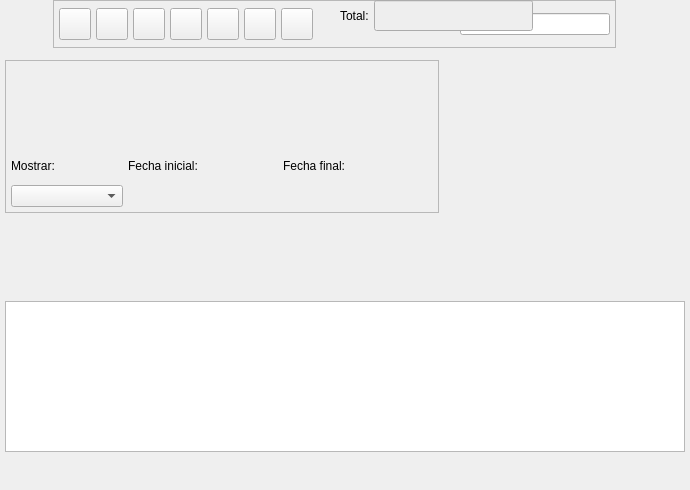
This is bulmages/bulmafact/src/presupuestoslistbase.ui in eboladev/Bulmages-1 as Qt 5 draws it before an edit. The edited form follows.
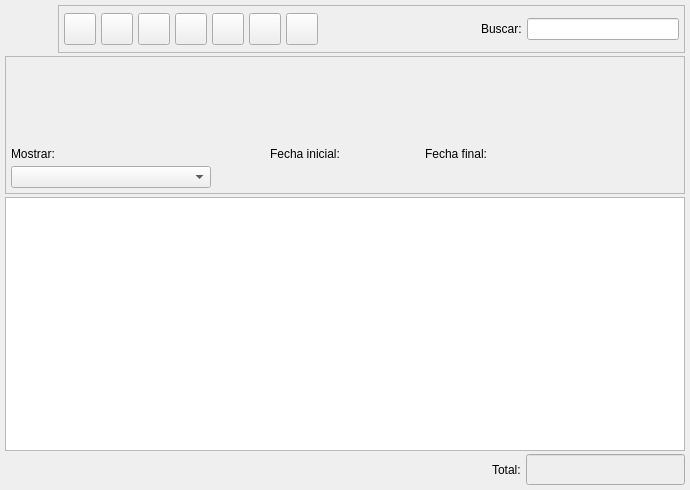
This is the edited form. Icons and pictures are not drawn. Custom widgets are drawn as their Qt base class.

```diff
--- a/bulmages/bulmafact/src/presupuestoslistbase.ui
+++ b/bulmages/bulmafact/src/presupuestoslistbase.ui
@@ -19,28 +19,7 @@
   <property name="windowIcon" >
    <iconset resource="../../bulmages.qrc" >:/Bulmafact48x48/images/png/48x48/i_bulmages_ventas_presupuestos_listado.48x48.png</iconset>
   </property>
-  <widget class="QFrame" name="m_busqueda" >
-   <property name="geometry" >
-    <rect>
-     <x>5</x>
-     <y>60</y>
-     <width>434</width>
-     <height>153</height>
-    </rect>
-   </property>
-   <property name="sizePolicy" >
-    <sizepolicy vsizetype="Preferred" hsizetype="Expanding" >
-     <horstretch>0</horstretch>
-     <verstretch>0</verstretch>
-    </sizepolicy>
-   </property>
-   <property name="frameShape" >
-    <enum>QFrame::StyledPanel</enum>
-   </property>
-   <property name="frameShadow" >
-    <enum>QFrame::Raised</enum>
-   </property>
-   <layout class="QGridLayout" >
+  <layout class="QVBoxLayout" >
     <property name="leftMargin" >
      <number>5</number>
     </property>
@@ -53,180 +32,7 @@
     <property name="bottomMargin" >
      <number>5</number>
     </property>
-    <property name="horizontalSpacing" >
-     <number>5</number>
-    </property>
-    <property name="verticalSpacing" >
-     <number>5</number>
-    </property>
-    <item row="0" column="0" colspan="2" >
-     <widget class="BusquedaArticulo" native="1" name="m_articulo" >
-      <property name="sizePolicy" >
-       <sizepolicy vsizetype="Preferred" hsizetype="Preferred" >
-        <horstretch>0</horstretch>
-        <verstretch>0</verstretch>
-       </sizepolicy>
-      </property>
-      <property name="minimumSize" >
-       <size>
-        <width>0</width>
-        <height>80</height>
-       </size>
-      </property>
-      <property name="maximumSize" >
-       <size>
-        <width>16777215</width>
-        <height>16777215</height>
-       </size>
-      </property>
-     </widget>
-    </item>
-    <item row="0" column="2" colspan="2" >
-     <widget class="BusquedaCliente" native="1" name="m_cliente" >
-      <property name="sizePolicy" >
-       <sizepolicy vsizetype="Preferred" hsizetype="Preferred" >
-        <horstretch>0</horstretch>
-        <verstretch>0</verstretch>
-       </sizepolicy>
-      </property>
-      <property name="minimumSize" >
-       <size>
-        <width>0</width>
-        <height>80</height>
-       </size>
-      </property>
-      <property name="maximumSize" >
-       <size>
-        <width>16777215</width>
-        <height>16777215</height>
-       </size>
-      </property>
-     </widget>
-    </item>
-    <item row="1" column="0" >
-     <widget class="QLabel" name="label_2" >
-      <property name="sizePolicy" >
-       <sizepolicy vsizetype="Preferred" hsizetype="MinimumExpanding" >
-        <horstretch>0</horstretch>
-        <verstretch>0</verstretch>
-       </sizepolicy>
-      </property>
-      <property name="text" >
-       <string>Mostrar:</string>
-      </property>
-      <property name="alignment" >
-       <set>Qt::AlignLeading|Qt::AlignLeft|Qt::AlignVCenter</set>
-      </property>
-      <property name="buddy" >
-       <cstring>mui_procesada</cstring>
-      </property>
-     </widget>
-    </item>
-    <item row="1" column="1" colspan="2" >
-     <widget class="QLabel" name="textLabel1_4" >
-      <property name="sizePolicy" >
-       <sizepolicy vsizetype="Preferred" hsizetype="MinimumExpanding" >
-        <horstretch>0</horstretch>
-        <verstretch>0</verstretch>
-       </sizepolicy>
-      </property>
-      <property name="text" >
-       <string>Fecha inicial:</string>
-      </property>
-     </widget>
-    </item>
-    <item row="1" column="3" >
-     <widget class="QLabel" name="textLabel1_4_2" >
-      <property name="sizePolicy" >
-       <sizepolicy vsizetype="Preferred" hsizetype="MinimumExpanding" >
-        <horstretch>0</horstretch>
-        <verstretch>0</verstretch>
-       </sizepolicy>
-      </property>
-      <property name="text" >
-       <string>Fecha final:</string>
-      </property>
-     </widget>
-    </item>
-    <item row="2" column="0" >
-     <widget class="QComboBox" name="mui_procesada" >
-      <property name="sizePolicy" >
-       <sizepolicy vsizetype="Fixed" hsizetype="MinimumExpanding" >
-        <horstretch>0</horstretch>
-        <verstretch>0</verstretch>
-       </sizepolicy>
-      </property>
-      <property name="minimumSize" >
-       <size>
-        <width>100</width>
-        <height>0</height>
-       </size>
-      </property>
-      <property name="maximumSize" >
-       <size>
-        <width>200</width>
-        <height>16777215</height>
-       </size>
-      </property>
-      <property name="focusPolicy" >
-       <enum>Qt::StrongFocus</enum>
-      </property>
-      <property name="frame" >
-       <bool>true</bool>
-      </property>
-     </widget>
-    </item>
-    <item row="2" column="1" colspan="2" >
-     <widget class="BusquedaFecha" native="1" name="m_fechain" >
-      <property name="sizePolicy" >
-       <sizepolicy vsizetype="Ignored" hsizetype="Expanding" >
-        <horstretch>0</horstretch>
-        <verstretch>0</verstretch>
-       </sizepolicy>
-      </property>
-      <property name="minimumSize" >
-       <size>
-        <width>150</width>
-        <height>0</height>
-       </size>
-      </property>
-     </widget>
-    </item>
-    <item row="2" column="3" >
-     <widget class="BusquedaFecha" native="1" name="m_fechafin" >
-      <property name="sizePolicy" >
-       <sizepolicy vsizetype="Ignored" hsizetype="Expanding" >
-        <horstretch>0</horstretch>
-        <verstretch>0</verstretch>
-       </sizepolicy>
-      </property>
-      <property name="minimumSize" >
-       <size>
-        <width>150</width>
-        <height>0</height>
-       </size>
-      </property>
-     </widget>
-    </item>
-   </layout>
-  </widget>
-  <widget class="PresupuestoListSubForm" name="mui_list" >
-   <property name="geometry" >
-    <rect>
-     <x>5</x>
-     <y>301</y>
-     <width>680</width>
-     <height>151</height>
-    </rect>
-   </property>
-   <property name="sizePolicy" >
-    <sizepolicy vsizetype="Expanding" hsizetype="Ignored" >
-     <horstretch>0</horstretch>
-     <verstretch>0</verstretch>
-    </sizepolicy>
-   </property>
-  </widget>
-  <widget class="QWidget" name="" >
+   <item>
    <layout class="QHBoxLayout" >
     <property name="spacing" >
      <number>5</number>
@@ -604,8 +410,203 @@
      </widget>
     </item>
    </layout>
-  </widget>
-  <widget class="QWidget" name="" >
+   </item>
+   <item>
+    <widget class="QFrame" name="m_busqueda" >
+     <property name="sizePolicy" >
+      <sizepolicy vsizetype="Preferred" hsizetype="Expanding" >
+       <horstretch>0</horstretch>
+       <verstretch>0</verstretch>
+      </sizepolicy>
+     </property>
+     <property name="frameShape" >
+      <enum>QFrame::StyledPanel</enum>
+     </property>
+     <property name="frameShadow" >
+      <enum>QFrame::Raised</enum>
+     </property>
+     <layout class="QGridLayout" >
+      <property name="leftMargin" >
+       <number>5</number>
+      </property>
+      <property name="topMargin" >
+       <number>5</number>
+      </property>
+      <property name="rightMargin" >
+       <number>5</number>
+      </property>
+      <property name="bottomMargin" >
+       <number>5</number>
+      </property>
+      <property name="horizontalSpacing" >
+       <number>5</number>
+      </property>
+      <property name="verticalSpacing" >
+       <number>5</number>
+      </property>
+      <item row="0" column="0" colspan="2" >
+       <widget class="BusquedaArticulo" native="1" name="m_articulo" >
+        <property name="sizePolicy" >
+         <sizepolicy vsizetype="Preferred" hsizetype="Preferred" >
+          <horstretch>0</horstretch>
+          <verstretch>0</verstretch>
+         </sizepolicy>
+        </property>
+        <property name="minimumSize" >
+         <size>
+          <width>0</width>
+          <height>80</height>
+         </size>
+        </property>
+        <property name="maximumSize" >
+         <size>
+          <width>16777215</width>
+          <height>16777215</height>
+         </size>
+        </property>
+       </widget>
+      </item>
+      <item row="0" column="2" colspan="2" >
+       <widget class="BusquedaCliente" native="1" name="m_cliente" >
+        <property name="sizePolicy" >
+         <sizepolicy vsizetype="Preferred" hsizetype="Preferred" >
+          <horstretch>0</horstretch>
+          <verstretch>0</verstretch>
+         </sizepolicy>
+        </property>
+        <property name="minimumSize" >
+         <size>
+          <width>0</width>
+          <height>80</height>
+         </size>
+        </property>
+        <property name="maximumSize" >
+         <size>
+          <width>16777215</width>
+          <height>16777215</height>
+         </size>
+        </property>
+       </widget>
+      </item>
+      <item row="1" column="0" >
+       <widget class="QLabel" name="label_2" >
+        <property name="sizePolicy" >
+         <sizepolicy vsizetype="Preferred" hsizetype="MinimumExpanding" >
+          <horstretch>0</horstretch>
+          <verstretch>0</verstretch>
+         </sizepolicy>
+        </property>
+        <property name="text" >
+         <string>Mostrar:</string>
+        </property>
+        <property name="alignment" >
+         <set>Qt::AlignLeading|Qt::AlignLeft|Qt::AlignVCenter</set>
+        </property>
+        <property name="buddy" >
+         <cstring>mui_procesada</cstring>
+        </property>
+       </widget>
+      </item>
+      <item row="1" column="1" colspan="2" >
+       <widget class="QLabel" name="textLabel1_4" >
+        <property name="sizePolicy" >
+         <sizepolicy vsizetype="Preferred" hsizetype="MinimumExpanding" >
+          <horstretch>0</horstretch>
+          <verstretch>0</verstretch>
+         </sizepolicy>
+        </property>
+        <property name="text" >
+         <string>Fecha inicial:</string>
+        </property>
+       </widget>
+      </item>
+      <item row="1" column="3" >
+       <widget class="QLabel" name="textLabel1_4_2" >
+        <property name="sizePolicy" >
+         <sizepolicy vsizetype="Preferred" hsizetype="MinimumExpanding" >
+          <horstretch>0</horstretch>
+          <verstretch>0</verstretch>
+         </sizepolicy>
+        </property>
+        <property name="text" >
+         <string>Fecha final:</string>
+        </property>
+       </widget>
+      </item>
+      <item row="2" column="0" >
+       <widget class="QComboBox" name="mui_procesada" >
+        <property name="sizePolicy" >
+         <sizepolicy vsizetype="Fixed" hsizetype="MinimumExpanding" >
+          <horstretch>0</horstretch>
+          <verstretch>0</verstretch>
+         </sizepolicy>
+        </property>
+        <property name="minimumSize" >
+         <size>
+          <width>100</width>
+          <height>0</height>
+         </size>
+        </property>
+        <property name="maximumSize" >
+         <size>
+          <width>200</width>
+          <height>16777215</height>
+         </size>
+        </property>
+        <property name="focusPolicy" >
+         <enum>Qt::StrongFocus</enum>
+        </property>
+        <property name="frame" >
+         <bool>true</bool>
+        </property>
+       </widget>
+      </item>
+      <item row="2" column="1" colspan="2" >
+       <widget class="BusquedaFecha" native="1" name="m_fechain" >
+        <property name="sizePolicy" >
+         <sizepolicy vsizetype="Ignored" hsizetype="Expanding" >
+          <horstretch>0</horstretch>
+          <verstretch>0</verstretch>
+         </sizepolicy>
+        </property>
+        <property name="minimumSize" >
+         <size>
+          <width>150</width>
+          <height>0</height>
+         </size>
+        </property>
+       </widget>
+      </item>
+      <item row="2" column="3" >
+       <widget class="BusquedaFecha" native="1" name="m_fechafin" >
+        <property name="sizePolicy" >
+         <sizepolicy vsizetype="Ignored" hsizetype="Expanding" >
+          <horstretch>0</horstretch>
+          <verstretch>0</verstretch>
+         </sizepolicy>
+        </property>
+        <property name="minimumSize" >
+         <size>
+          <width>150</width>
+          <height>0</height>
+         </size>
+        </property>
+       </widget>
+      </item>
+     </layout>
+    </widget>
+   </item>
+   <item>
+    <widget class="PresupuestoListSubForm" name="mui_list" >
+     <property name="sizePolicy" >
+      <sizepolicy vsizetype="Expanding" hsizetype="Ignored" >
+       <horstretch>0</horstretch>
+       <verstretch>0</verstretch>
+      </sizepolicy>
+     </property>
+    </widget>
+   </item>
+   <item>
    <layout class="QHBoxLayout" >
     <property name="spacing" >
      <number>5</number>
@@ -719,7 +720,8 @@
      </widget>
     </item>
    </layout>
-  </widget>
+   </item>
+  </layout>
  </widget>
  <layoutdefault spacing="3" margin="5" />
  <customwidgets>
```
Lines whose indentation alone changed are shown as unchanged.
